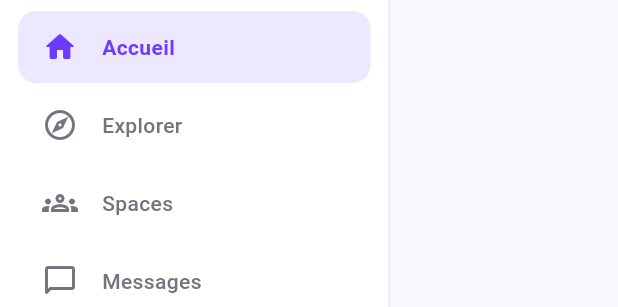
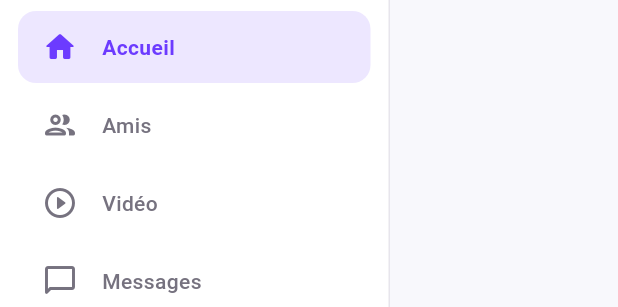
Before and after one commit to richmondkouassi2255-art/Nexora, a Flutter app: the DesktopSidebar widget shown alone on an empty page, opened directly with empty values, on a phone screen of 412 x 824 dp. Shown: the part 127-434 px from the top of the screen. Run offline on Flutter 3.47's test engine with Material 3 defaults, Android fonts, the phone set to English and light mode, and no system bars; our stand-ins replace flutter_riverpod, go_router.

Commit message:
fix: align desktop navigation with app branches

```diff
--- a/lib/core/widgets/navigation/desktop_sidebar.dart
+++ b/lib/core/widgets/navigation/desktop_sidebar.dart
@@ -22,14 +22,14 @@ class DesktopSidebar extends StatelessWidget {
       selectedIcon: Icons.home_rounded,
     ),
     _SidebarDestination(
-      label: 'Explorer',
-      icon: Icons.explore_outlined,
-      selectedIcon: Icons.explore_rounded,
+      label: 'Amis',
+      icon: Icons.people_outline_rounded,
+      selectedIcon: Icons.people_rounded,
     ),
     _SidebarDestination(
-      label: 'Spaces',
-      icon: Icons.groups_outlined,
-      selectedIcon: Icons.groups_rounded,
+      label: 'Vidéo',
+      icon: Icons.play_circle_outline_rounded,
+      selectedIcon: Icons.play_circle_fill_rounded,
     ),
     _SidebarDestination(
       label: 'Messages',
@@ -76,8 +76,9 @@ class DesktopSidebar extends StatelessWidget {
                 horizontal: AppSpacing.md,
               ),
               itemCount: _destinations.length,
-              separatorBuilder: (_, _) =>
-                  const SizedBox(height: AppSpacing.xs),
+              separatorBuilder: (_, _) => const SizedBox(
+                height: AppSpacing.xs,
+              ),
               itemBuilder: (context, index) {
                 final destination = _destinations[index];
                 final isSelected = currentIndex == index;
```
